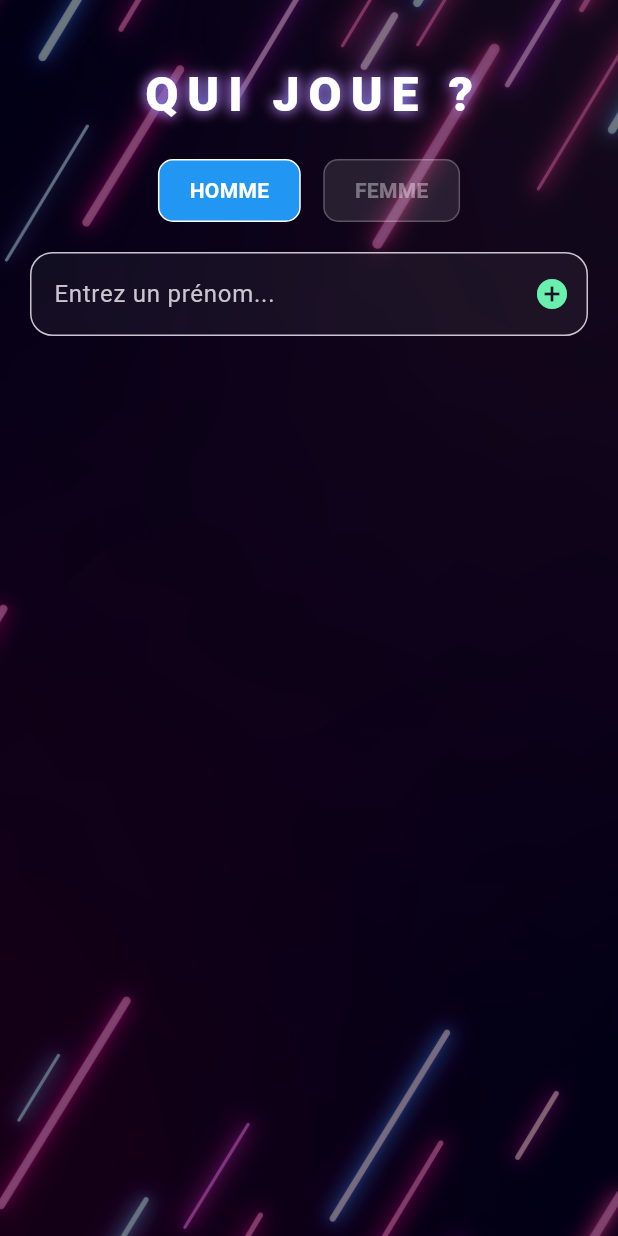
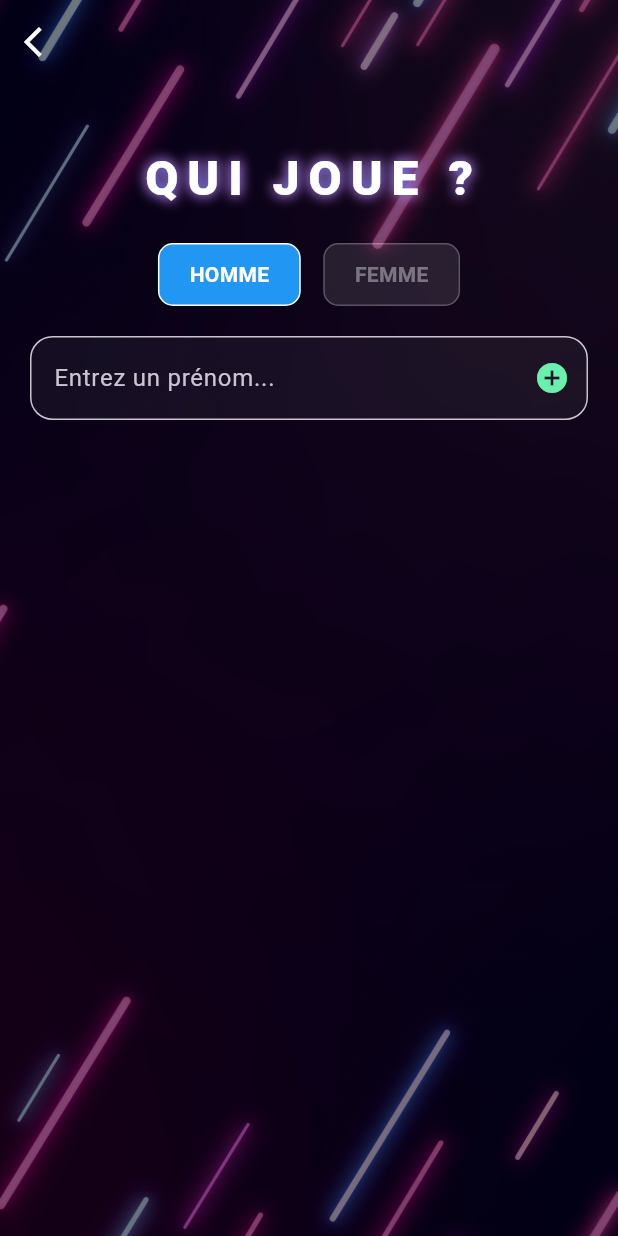
Before and after one commit to kyliandeffaut/PartyBox, a Flutter app: the PlayerScreen screen opened directly, on a phone screen of 412 x 824 dp. Run offline on Flutter 3.47's test engine with Material 3 defaults, Android fonts, the phone set to English and light mode, and no system bars; drawn by our look-alikes of flutter_animate.

Commit message:
bouton retour

```diff
--- a/lib/main.dart
+++ b/lib/main.dart
@@ -59,6 +59,15 @@ class _PlayerScreenState extends State<PlayerScreen> {
   @override
   Widget build(BuildContext context) {
     return Scaffold(
+      extendBodyBehindAppBar: true,
+      appBar: AppBar(
+        backgroundColor: Colors.transparent,
+        elevation: 0,
+        leading: IconButton(
+          icon: const Icon(Icons.arrow_back_ios, color: Colors.white),
+          onPressed: () => Navigator.pop(context),
+        ),
+      ),
       body: Container(
         decoration: BoxDecoration(
           color: const Color(0xFF101012),
```
